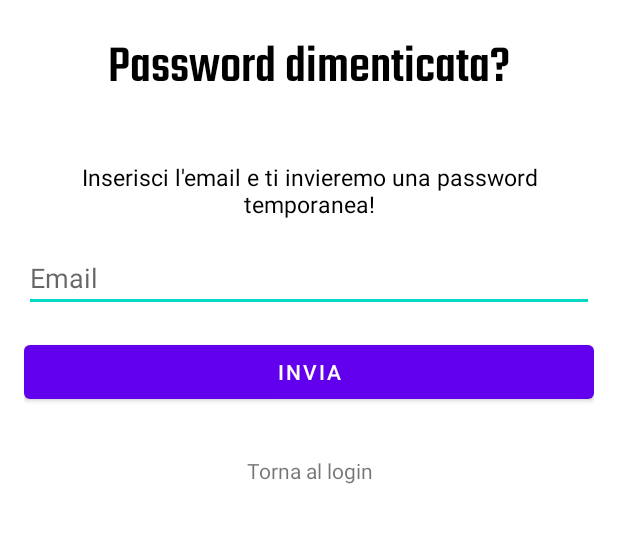
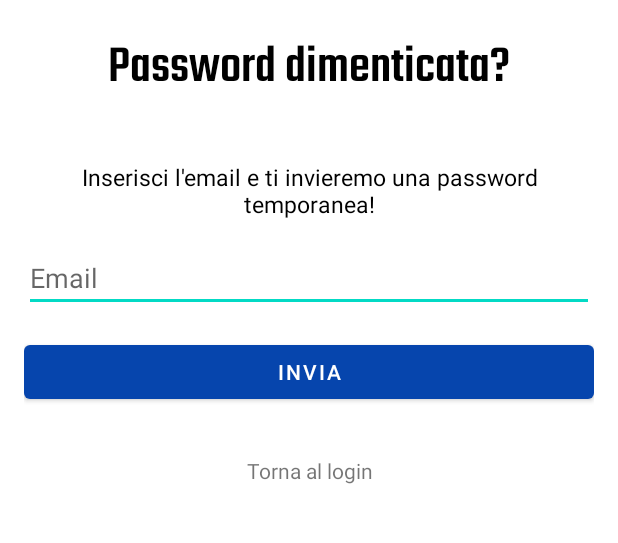
Before and after one commit to Alovato99/Lovato-Bettoni-Biblioteca, an Android app: the ForgottenPasswordActivity screen opened directly, with no data from a screen before it, on a phone screen of 412 x 824 dp, the part 132-675 px from its top. Run offline under Robolectric (Android 15) with nearby library versions, the phone set to English and light mode, and no system bars.

Commit message:
Init ver 0.0.3.4.5

```diff
--- a/app/src/main/java/com/example/bibliotecabl/LoginActivity.kt
+++ b/app/src/main/java/com/example/bibliotecabl/LoginActivity.kt
@@ -86,7 +86,7 @@ class LoginActivity : AppCompatActivity() {
                 if (task.isSuccessful) {
                     // Sign in success, update UI with the signed-in user's information
                     Log.d(TAG, "signInWithEmail:success")
-                    val intent = Intent(this, SignUpActivity::class.java)
+                    val intent = Intent(this, HomeActivity::class.java)
                     startActivity(intent)
                 } else {
                     // If sign in fails, display a message to the user.
--- a/app/src/main/res/layout/activity_forgottenpassword.xml
+++ b/app/src/main/res/layout/activity_forgottenpassword.xml
@@ -42,12 +42,14 @@
         android:ems="10"
         android:hint="@string/emailHint"
         android:inputType="textEmailAddress" />
+
     <Button
         android:id="@+id/sendButton"
         android:layout_width="match_parent"
         android:layout_height="wrap_content"
+        android:onClick="checkEmail"
         android:text="@string/submit"
-        android:onClick="checkEmail"/>
+        app:backgroundTint="@color/blueLink" />
     <TextView
         android:id="@+id/loginTextView"
         android:layout_width="match_parent"
--- a/app/src/main/res/layout/activity_login.xml
+++ b/app/src/main/res/layout/activity_login.xml
@@ -40,12 +40,14 @@
         android:ems="10"
         android:hint="@string/pwdHint"
         android:inputType="textPassword" />
+
     <Button
         android:id="@+id/loginButton"
         android:layout_width="match_parent"
         android:layout_height="wrap_content"
+        android:onClick="checkLogin"
         android:text="@string/loginButtonText"
-        android:onClick="checkLogin"/>
+        app:backgroundTint="@color/blueLink" />
     <TextView
         android:id="@+id/forgottenPasswordTextView"
         android:layout_width="match_parent"
--- a/app/src/main/res/values-night/themes.xml
+++ b/app/src/main/res/values-night/themes.xml
@@ -3,7 +3,7 @@
     <style name="Theme.BibliotecaBL" parent="Theme.MaterialComponents.DayNight.NoActionBar">
         <!-- Primary brand color. -->
         <item name="colorPrimary">@color/purple_200</item>
-        <item name="colorPrimaryVariant">@color/purple_700</item>
+        <item name="colorPrimaryVariant">@color/blueLink</item>
         <item name="colorOnPrimary">@color/black</item>
         <!-- Secondary brand color. -->
         <item name="colorSecondary">@color/teal_200</item>
--- a/app/src/main/res/values/themes.xml
+++ b/app/src/main/res/values/themes.xml
@@ -3,7 +3,7 @@
     <style name="Theme.BibliotecaBL" parent="Theme.MaterialComponents.DayNight.NoActionBar">
         <!-- Primary brand color. -->
         <item name="colorPrimary">@color/purple_500</item>
-        <item name="colorPrimaryVariant">@color/purple_700</item>
+        <item name="colorPrimaryVariant">@color/blueLink</item>
         <item name="colorOnPrimary">@color/white</item>
         <!-- Secondary brand color. -->
         <item name="colorSecondary">@color/teal_200</item>
```
Also changed, not shown: app/src/main/AndroidManifest.xml (+3 -4 lines), app/src/main/java/com/example/bibliotecabl/HomeActivity.kt (added, +11 -0 lines), app/src/main/java/com/example/bibliotecabl/SignUpActivity.kt (+10 -4 lines), app/src/main/res/layout/activity_home.xml (added, +9 -0 lines).
